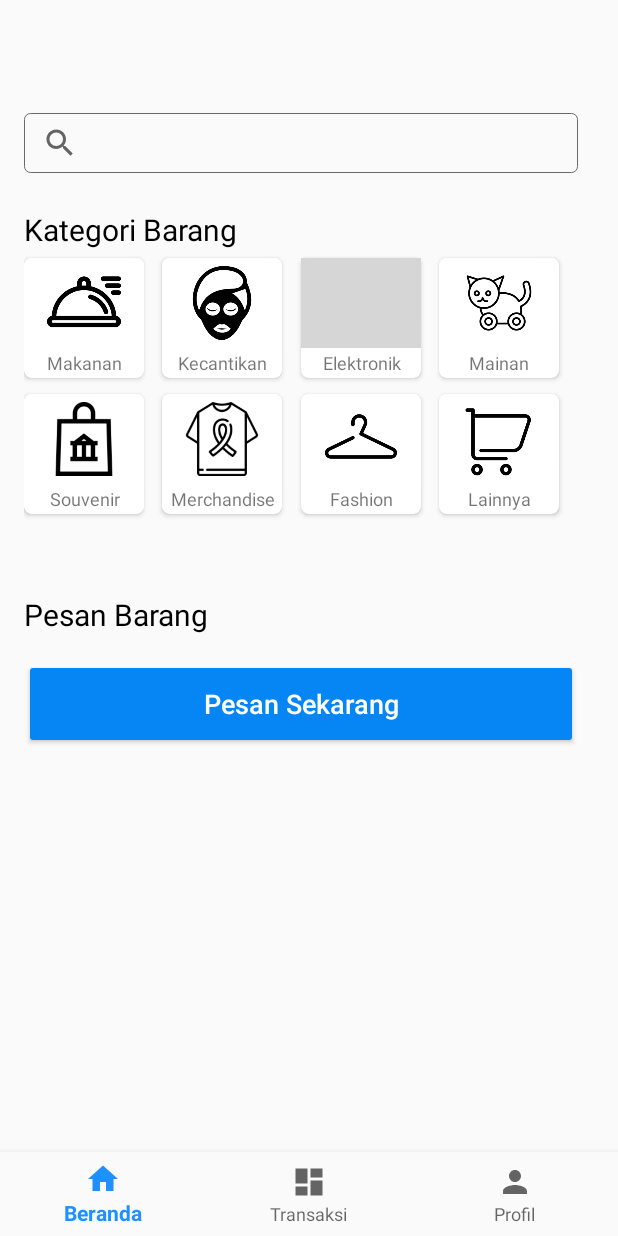
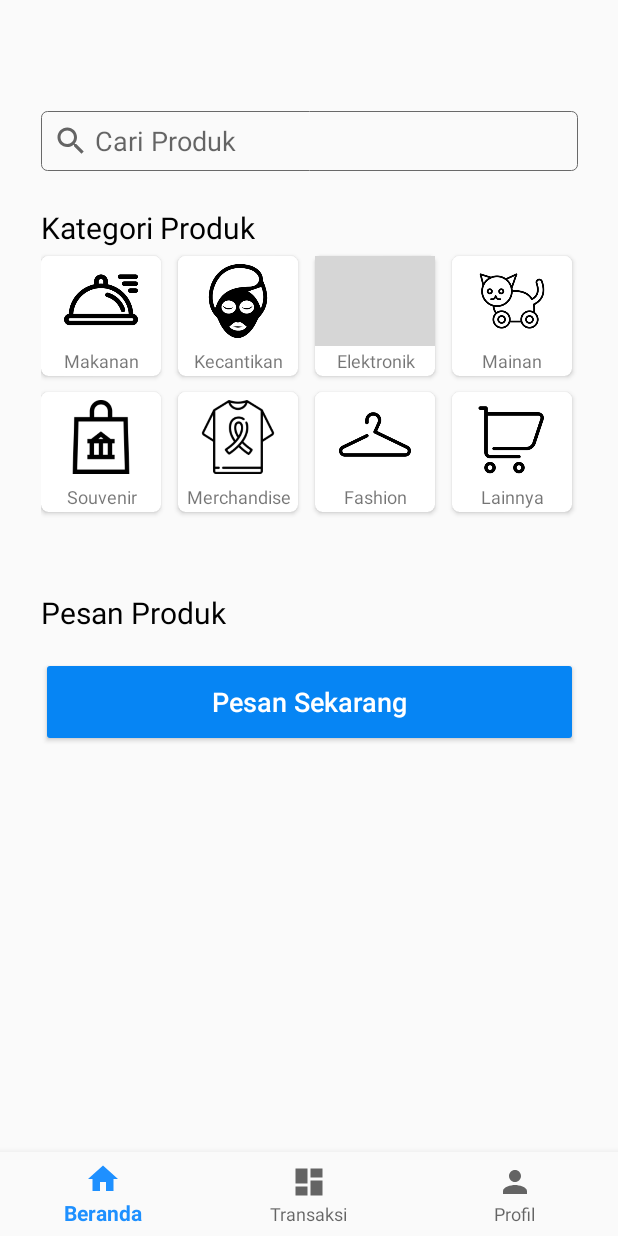
Before and after one commit to kalebwijaya/NitipAja, an Android app: the screen it shows after launch once a user with an empty profile is signed in (MainActivity), on a phone screen of 412 x 824 dp. Run offline under Robolectric (Android 15) with nearby library versions, the phone set to English and light mode, and no system bars; our stand-ins replace Firebase (no records; nobody signed in at launch, a user with empty details on screens opened directly), navigation-ui; grey boxes are pictures that could not be loaded.

Commit message:
Validation Correction and Search

```diff
--- a/app/src/main/java/com/example/nitipaja/ui/home/HomeFragment.java
+++ b/app/src/main/java/com/example/nitipaja/ui/home/HomeFragment.java
@@ -2,10 +2,15 @@ package com.example.nitipaja.ui.home;
 
 import android.content.Intent;
 import android.os.Bundle;
+import android.view.KeyEvent;
 import android.view.LayoutInflater;
+import android.view.SearchEvent;
 import android.view.View;
 import android.view.ViewGroup;
+import android.view.inputmethod.EditorInfo;
 import android.widget.Button;
+import android.widget.EditText;
+import android.widget.TextView;
 
 import androidx.annotation.NonNull;
 import androidx.fragment.app.Fragment;
@@ -14,6 +19,7 @@ import androidx.recyclerview.widget.RecyclerView;
 
 import com.example.nitipaja.R;
 import com.example.nitipaja.ui.home.orderProduct.OrderProductActivity;
+import com.example.nitipaja.ui.search.SearchActivity;
 
 import java.util.ArrayList;
 import java.util.List;
@@ -21,7 +27,8 @@ import java.util.List;
 public class HomeFragment extends Fragment {
 
     private List<Category> categoryList;
-    Button btnToOrder;
+    private Button btnToOrder;
+    private EditText mSearchBar;
 
     public View onCreateView(@NonNull LayoutInflater inflater,
                              ViewGroup container, Bundle savedInstanceState) {
@@ -35,6 +42,9 @@ public class HomeFragment extends Fragment {
         }
 
         View root = inflater.inflate(R.layout.fragment_home, container, false);
+
+        mSearchBar = root.findViewById(R.id.et_home_search_bar);
+        mSearchBar.setOnEditorActionListener(editorListener);
 
         btnToOrder = root.findViewById(R.id.btn_home_to_order_item);
 
@@ -53,4 +63,16 @@ public class HomeFragment extends Fragment {
 
         return root;
     }
+
+    private TextView.OnEditorActionListener editorListener = new TextView.OnEditorActionListener() {
+        @Override
+        public boolean onEditorAction(TextView v, int actionId, KeyEvent event) {
+            if(actionId == EditorInfo.IME_ACTION_SEARCH){
+                Intent intent = new Intent(getContext(), SearchActivity.class);
+                intent.putExtra("searchKey",mSearchBar.getText().toString());
+                getContext().startActivity(intent);
+            }
+            return false;
+        }
+    };
 }
--- /dev/null
+++ b/app/src/main/res/drawable/ic_search_24.xml
@@ -0,0 +1,10 @@
+<vector xmlns:android="http://schemas.android.com/apk/res/android"
+    android:width="24dp"
+    android:height="24dp"
+    android:viewportWidth="24"
+    android:viewportHeight="24"
+    android:tint="?attr/colorControlNormal">
+  <path
+      android:fillColor="@android:color/white"
+      android:pathData="M15.5,14h-0.79l-0.28,-0.27C15.41,12.59 16,11.11 16,9.5 16,5.91 13.09,3 9.5,3S3,5.91 3,9.5 5.91,16 9.5,16c1.61,0 3.09,-0.59 4.23,-1.57l0.27,0.28v0.79l5,4.99L20.49,19l-4.99,-5zM9.5,14C7.01,14 5,11.99 5,9.5S7.01,5 9.5,5 14,7.01 14,9.5 11.99,14 9.5,14z"/>
+</vector>
--- a/app/src/main/res/layout/activity_main.xml
+++ b/app/src/main/res/layout/activity_main.xml
@@ -1,6 +1,7 @@
 <?xml version="1.0" encoding="utf-8"?>
 <androidx.constraintlayout.widget.ConstraintLayout xmlns:android="http://schemas.android.com/apk/res/android"
     xmlns:app="http://schemas.android.com/apk/res-auto"
+    xmlns:tools="http://schemas.android.com/tools"
     android:id="@+id/container"
     android:layout_width="match_parent"
     android:layout_height="match_parent">
@@ -20,13 +21,12 @@
     <fragment
         android:id="@+id/nav_host_fragment"
         android:name="androidx.navigation.fragment.NavHostFragment"
-        android:layout_width="401dp"
-        android:layout_height="666dp"
+        android:layout_width="406dp"
+        android:layout_height="668dp"
         app:defaultNavHost="true"
         app:layout_constraintBottom_toTopOf="@+id/nav_view"
-        app:layout_constraintHorizontal_bias="0.0"
-        app:layout_constraintLeft_toLeftOf="parent"
-        app:layout_constraintRight_toRightOf="parent"
+        app:layout_constraintEnd_toEndOf="parent"
+        app:layout_constraintStart_toStartOf="parent"
         app:layout_constraintTop_toTopOf="parent"
         app:navGraph="@navigation/mobile_navigation" />
 
--- a/app/src/main/res/layout/fragment_home.xml
+++ b/app/src/main/res/layout/fragment_home.xml
@@ -10,10 +10,10 @@
         android:id="@+id/textView3"
         android:layout_width="0dp"
         android:layout_height="wrap_content"
-        android:layout_marginStart="16dp"
+        android:layout_marginStart="24dp"
         android:layout_marginTop="48dp"
         android:layout_marginEnd="16dp"
-        android:text="Pesan Barang"
+        android:text="Pesan Produk"
         android:textColor="@color/black"
         android:textSize="20sp"
         app:layout_constraintEnd_toEndOf="parent"
@@ -21,24 +21,11 @@
         app:layout_constraintStart_toStartOf="parent"
         app:layout_constraintTop_toBottomOf="@+id/rv_category" />
 
-    <SearchView
-        android:id="@+id/searchBar"
-        android:layout_width="0dp"
-        android:layout_height="40dp"
-        android:layout_marginStart="16dp"
-        android:layout_marginTop="24dp"
-        android:layout_marginEnd="16dp"
-        android:background="@drawable/background"
-        android:queryHint="Cari Produk"
-        app:layout_constraintEnd_toEndOf="parent"
-        app:layout_constraintStart_toStartOf="parent"
-        app:layout_constraintTop_toTopOf="parent" />
-
     <androidx.recyclerview.widget.RecyclerView
         android:id="@+id/rv_category"
         android:layout_width="0dp"
         android:layout_height="wrap_content"
-        android:layout_marginStart="16dp"
+        android:layout_marginStart="24dp"
         android:layout_marginEnd="16dp"
         app:layout_constraintEnd_toEndOf="parent"
         app:layout_constraintHorizontal_bias="0.0"
@@ -49,23 +36,23 @@
         android:id="@+id/textView"
         android:layout_width="0dp"
         android:layout_height="wrap_content"
-        android:layout_marginStart="16dp"
+        android:layout_marginStart="24dp"
         android:layout_marginTop="24dp"
         android:layout_marginEnd="16dp"
-        android:text="Kategori Barang"
+        android:text="Kategori Produk"
         android:textColor="@color/black"
         android:textSize="20sp"
         app:layout_constraintEnd_toEndOf="parent"
         app:layout_constraintStart_toStartOf="parent"
-        app:layout_constraintTop_toBottomOf="@+id/searchBar" />
+        app:layout_constraintTop_toBottomOf="@+id/et_home_search_bar" />
 
     <Button
         android:id="@+id/btn_home_to_order_item"
         android:layout_width="0dp"
         android:layout_height="60dp"
-        android:layout_marginStart="16dp"
+        android:layout_marginStart="24dp"
         android:layout_marginTop="16dp"
-        android:layout_marginEnd="16dp"
+        android:layout_marginEnd="24dp"
         android:backgroundTint="@color/blue"
         android:text="Pesan Sekarang"
         android:textAllCaps="false"
@@ -75,5 +62,24 @@
         app:layout_constraintStart_toStartOf="parent"
         app:layout_constraintTop_toBottomOf="@+id/textView3" />
 
+    <EditText
+        android:id="@+id/et_home_search_bar"
+        android:layout_width="0dp"
+        android:layout_height="40dp"
+        android:layout_marginStart="24dp"
+        android:layout_marginTop="24dp"
+        android:layout_marginEnd="24dp"
+        android:background="@drawable/background"
+        android:drawableLeft="@drawable/ic_search_24"
+        android:drawablePadding="4dp"
+        android:ems="10"
+        android:hint="Cari Produk"
+        android:imeOptions="actionSearch"
+        android:inputType="textPersonName"
+        android:paddingLeft="8dp"
+        app:layout_constraintEnd_toEndOf="parent"
+        app:layout_constraintStart_toStartOf="parent"
+        app:layout_constraintTop_toTopOf="parent" />
+
 
 </androidx.constraintlayout.widget.ConstraintLayout>
```
Also changed, not shown: app/src/main/AndroidManifest.xml (+5 -2 lines), app/src/main/java/com/example/nitipaja/ui/home/orderProduct/OrderProductActivity.java (+26 -2 lines), app/src/main/java/com/example/nitipaja/ui/search/SearchActivity.java (added, +118 -0 lines), app/src/main/java/com/example/nitipaja/ui/search/SearchAdapter.java (added, +124 -0 lines), app/src/main/java/com/example/nitipaja/ui/search/SearchHolder.java (added, +39 -0 lines), app/src/main/java/com/example/nitipaja/ui/search/SearchModel.java (added, +107 -0 lines), app/src/main/res/layout/activity_search.xml (added, +40 -0 lines).
